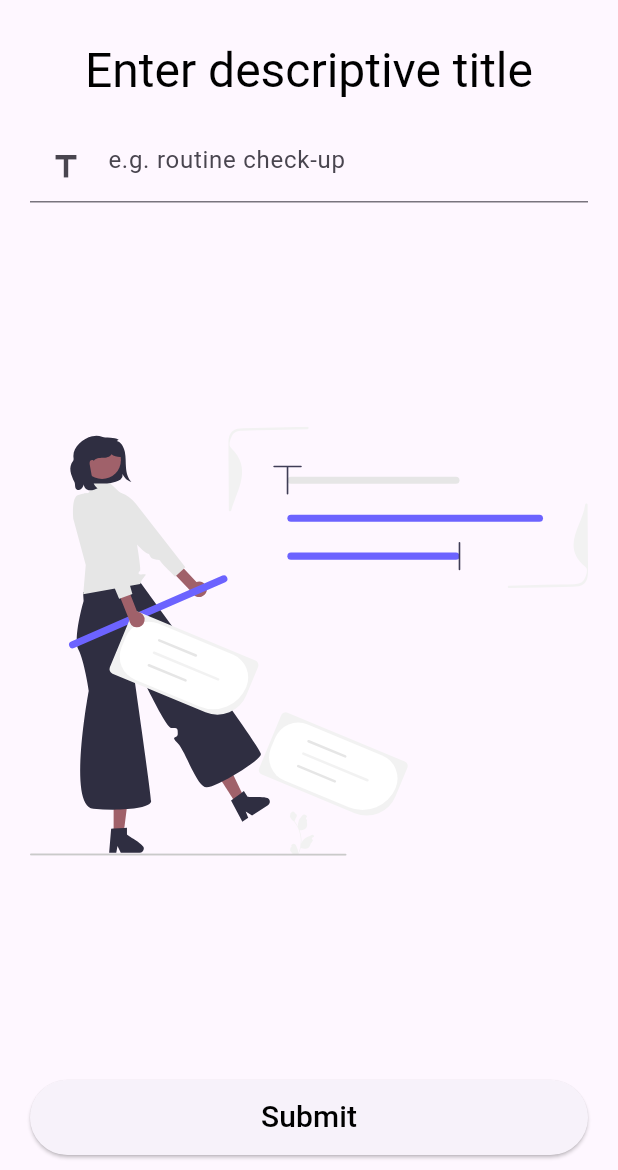
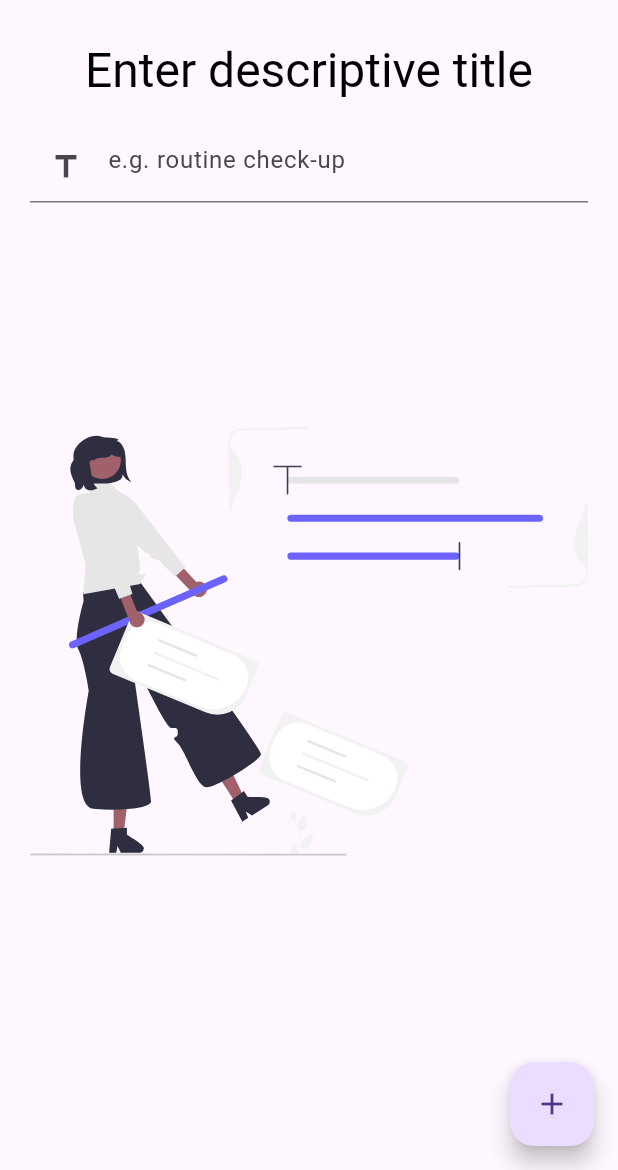
Before and after one commit to xJac0b/my_blood, a Flutter app: the NewEntryPageView screen opened directly, swiped to page 3, on a phone screen of 412 x 824 dp, the part 66-1236 px from its top. Run offline on Flutter 3.47's test engine with Material 2 defaults, Android fonts, the phone set to English and light mode, and no system bars; our stand-ins replace auto_route, bloc, easy_localization, flutter_bloc, flutter_svg, fpdart and 2 more.

Commit message:
form fixes

```diff
--- a/lib/application/new_entry/new_entry_bloc.dart
+++ b/lib/application/new_entry/new_entry_bloc.dart
@@ -12,6 +12,10 @@
 class NewEntryBloc extends Bloc<NewEntryEvent, NewEntryState> {
   NewEntryBloc() : super(NewEntryState.initial()) {
     on<_PageChanged>((event, emit) {
+      if (event.pageIndex == 1 && !state.newEntry.date.isValid() ||
+          event.pageIndex == 2 && state.newEntry.results.noElements) {
+        return;
+      }
       emit(state.copyWith(pageIndex: event.pageIndex));
     });
     on<_DateChanged>((event, emit) {
@@ -75,8 +79,10 @@
       ));
     });
     on<_Saved>((event, emit) {
-      if (state.newEntry.results.noElements) {
-        emit(state);
+      if (state.newEntry.title.isValid() &&
+          state.newEntry.date.isValid() &&
+          !state.newEntry.results.noElements) {
+        return;
       }
       throw UnimplementedError();
     });
--- a/lib/presentation/pages/new_entry_page/widgets/stages/enter_title/enter_title.dart
+++ b/lib/presentation/pages/new_entry_page/widgets/stages/enter_title/enter_title.dart
@@ -45,7 +45,13 @@
                   ),
         ),
         Expanded(child: Assets.images.title.svg()),
-        WideButton(label: 'submit'.tr(), onPressed: () {})
+        Visibility(
+            maintainSize: true,
+            maintainState: true,
+            maintainAnimation: true,
+            visible:
+                context.read<NewEntryBloc>().state.newEntry.title.isValid(),
+            child: WideButton(label: 'submit'.tr(), onPressed: () {}))
       ]),
     );
   }
```
Also changed, not shown: 1 other file.
